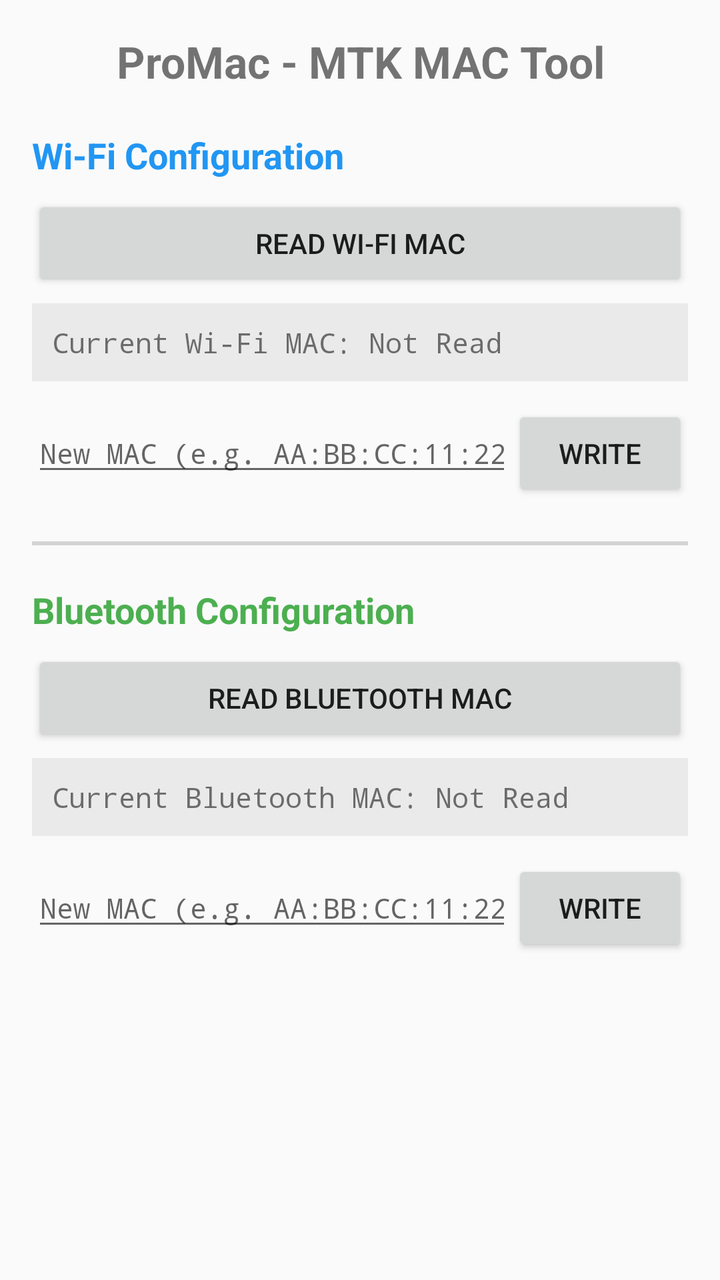
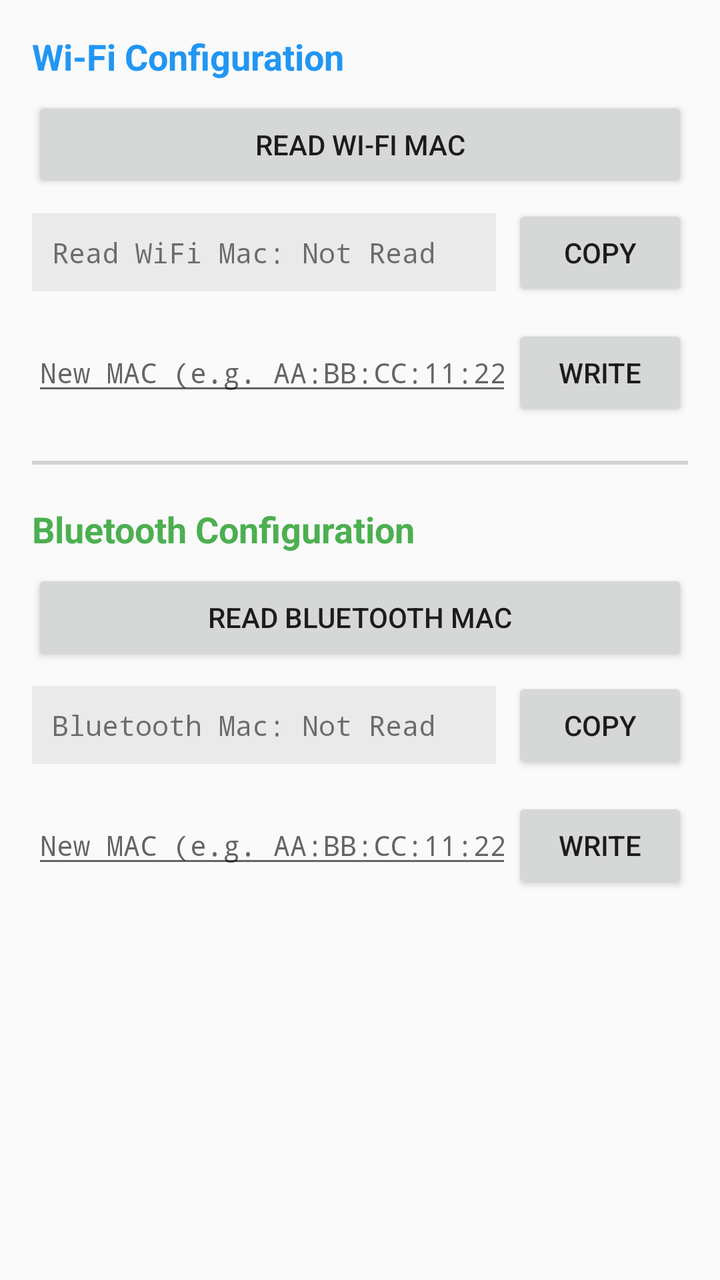

Compare the two renders of this Android layout. The source of the first and the diff that turns it into the second are given below.
<!-- AndroidManifest.xml: application theme Theme.AppCompat.Light -->
<!-- res/layout/activity_main.xml -->
<?xml version="1.0" encoding="utf-8"?>
<ScrollView xmlns:android="http://schemas.android.com/apk/res/android"
    android:layout_width="match_parent"
    android:layout_height="match_parent"
    android:padding="16dp">

    <LinearLayout
        android:layout_width="match_parent"
        android:layout_height="wrap_content"
        android:orientation="vertical">

        
        <TextView
            android:layout_width="match_parent"
            android:layout_height="wrap_content"
            android:text="ProMac - MTK MAC Tool"
            android:textSize="22sp"
            android:textStyle="bold"
            android:gravity="center"
            android:layout_marginBottom="20dp" />

        
        <TextView
            android:layout_width="match_parent"
            android:layout_height="wrap_content"
            android:text="Wi-Fi Configuration"
            android:textSize="18sp"
            android:textStyle="bold"
            android:textColor="#2196F3"
            android:layout_marginBottom="8dp" />

        <Button
            android:id="@+id/btnReadWifi"
            android:layout_width="match_parent"
            android:layout_height="wrap_content"
            android:text="Read Wi-Fi MAC" />

        <TextView
            android:id="@+id/tvWifiResult"
            android:layout_width="match_parent"
            android:layout_height="wrap_content"
            android:text="Current Wi-Fi MAC: Not Read"
            android:textSize="14sp"
            android:background="#10000000"
            android:padding="10dp"
            android:layout_marginTop="6dp"
            android:layout_marginBottom="12dp"
            android:fontFamily="monospace" />

        <LinearLayout
            android:layout_width="match_parent"
            android:layout_height="wrap_content"
            android:orientation="horizontal">

            <EditText
                android:id="@+id/etWifiMac"
                android:layout_width="0dp"
                android:layout_height="wrap_content"
                android:layout_weight="1"
                android:hint="New MAC (e.g. AA:BB:CC:11:22:33)"
                android:fontFamily="monospace"
                android:textSize="14sp"
                android:inputType="textCapCharacters" />

            <Button
                android:id="@+id/btnWriteWifi"
                android:layout_width="wrap_content"
                android:layout_height="wrap_content"
                android:text="Write" />
        </LinearLayout>

        
        <View
            android:layout_width="match_parent"
            android:layout_height="2dp"
            android:background="#D3D3D3"
            android:layout_marginTop="20dp"
            android:layout_marginBottom="20dp" />

        
        <TextView
            android:layout_width="match_parent"
            android:layout_height="wrap_content"
            android:text="Bluetooth Configuration"
            android:textSize="18sp"
            android:textStyle="bold"
            android:textColor="#4CAF50"
            android:layout_marginBottom="8dp" />

        <Button
            android:id="@+id/btnReadBt"
            android:layout_width="match_parent"
            android:layout_height="wrap_content"
            android:text="Read Bluetooth MAC" />

        <TextView
            android:id="@+id/tvBtResult"
            android:layout_width="match_parent"
            android:layout_height="wrap_content"
            android:text="Current Bluetooth MAC: Not Read"
            android:textSize="14sp"
            android:background="#10000000"
            android:padding="10dp"
            android:layout_marginTop="6dp"
            android:layout_marginBottom="12dp"
            android:fontFamily="monospace" />

        <LinearLayout
            android:layout_width="match_parent"
            android:layout_height="wrap_content"
            android:orientation="horizontal">

            <EditText
                android:id="@+id/etBtMac"
                android:layout_width="0dp"
                android:layout_height="wrap_content"
                android:layout_weight="1"
                android:hint="New MAC (e.g. AA:BB:CC:11:22:33)"
                android:fontFamily="monospace"
                android:textSize="14sp"
                android:inputType="textCapCharacters" />

            <Button
                android:id="@+id/btnWriteBt"
                android:layout_width="wrap_content"
                android:layout_height="wrap_content"
                android:text="Write" />
        </LinearLayout>

    </LinearLayout>
</ScrollView>
<!-- resources referenced by this layout -->
<resources>

</resources>

<!-- the commit's change to res/layout/activity_main.xml (unified diff, before → after) -->
@@ -8,16 +8,6 @@
         android:layout_width="match_parent"
         android:layout_height="wrap_content"
         android:orientation="vertical">
-
-        
-        <TextView
-            android:layout_width="match_parent"
-            android:layout_height="wrap_content"
-            android:text="ProMac - MTK MAC Tool"
-            android:textSize="22sp"
-            android:textStyle="bold"
-            android:gravity="center"
-            android:layout_marginBottom="20dp" />
 
         
         <TextView
@@ -35,17 +25,32 @@
             android:layout_height="wrap_content"
             android:text="Read Wi-Fi MAC" />
 
-        <TextView
-            android:id="@+id/tvWifiResult"
+        <LinearLayout
             android:layout_width="match_parent"
             android:layout_height="wrap_content"
-            android:text="Current Wi-Fi MAC: Not Read"
-            android:textSize="14sp"
-            android:background="#10000000"
-            android:padding="10dp"
+            android:orientation="horizontal"
+            android:gravity="center_vertical"
             android:layout_marginTop="6dp"
-            android:layout_marginBottom="12dp"
-            android:fontFamily="monospace" />
+            android:layout_marginBottom="12dp">
+
+            <TextView
+                android:id="@+id/tvWifiResult"
+                android:layout_width="0dp"
+                android:layout_height="wrap_content"
+                android:layout_weight="1"
+                android:text="Read WiFi Mac: Not Read"
+                android:textSize="14sp"
+                android:background="#10000000"
+                android:padding="10dp"
+                android:fontFamily="monospace" />
+
+            <Button
+                android:id="@+id/btnCopyWifi"
+                android:layout_width="wrap_content"
+                android:layout_height="wrap_content"
+                android:text="Copy"
+                android:layout_marginStart="8dp" />
+        </LinearLayout>
 
         <LinearLayout
             android:layout_width="match_parent"
@@ -60,6 +65,7 @@
                 android:hint="New MAC (e.g. AA:BB:CC:11:22:33)"
                 android:fontFamily="monospace"
                 android:textSize="14sp"
+                android:maxLength="17"
                 android:inputType="textCapCharacters" />
 
             <Button
@@ -93,17 +99,32 @@
             android:layout_height="wrap_content"
             android:text="Read Bluetooth MAC" />
 
-        <TextView
-            android:id="@+id/tvBtResult"
+        <LinearLayout
             android:layout_width="match_parent"
             android:layout_height="wrap_content"
-            android:text="Current Bluetooth MAC: Not Read"
-            android:textSize="14sp"
-            android:background="#10000000"
-            android:padding="10dp"
+            android:orientation="horizontal"
+            android:gravity="center_vertical"
             android:layout_marginTop="6dp"
-            android:layout_marginBottom="12dp"
-            android:fontFamily="monospace" />
+            android:layout_marginBottom="12dp">
+
+            <TextView
+                android:id="@+id/tvBtResult"
+                android:layout_width="0dp"
+                android:layout_height="wrap_content"
+                android:layout_weight="1"
+                android:text="Bluetooth Mac: Not Read"
+                android:textSize="14sp"
+                android:background="#10000000"
+                android:padding="10dp"
+                android:fontFamily="monospace" />
+
+            <Button
+                android:id="@+id/btnCopyBt"
+                android:layout_width="wrap_content"
+                android:layout_height="wrap_content"
+                android:text="Copy"
+                android:layout_marginStart="8dp" />
+        </LinearLayout>
 
         <LinearLayout
             android:layout_width="match_parent"
@@ -118,6 +139,7 @@
                 android:hint="New MAC (e.g. AA:BB:CC:11:22:33)"
                 android:fontFamily="monospace"
                 android:textSize="14sp"
+                android:maxLength="17"
                 android:inputType="textCapCharacters" />
 
             <Button
